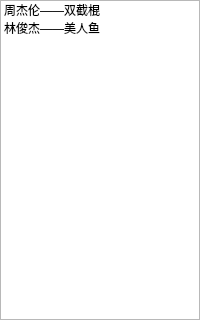
This is playlistwidget.ui in suhuamo/huahua-player as Qt 5 draws it before an edit. The edited form follows.
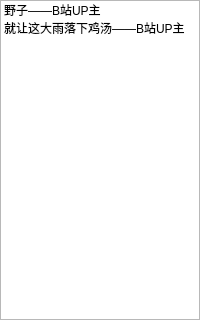
This is the edited form.

```diff
--- a/playlistwidget.ui
+++ b/playlistwidget.ui
@@ -33,12 +33,12 @@
     <widget class="QListWidget" name="listWidget">
      <item>
       <property name="text">
-       <string>周杰伦——双截棍</string>
+       <string>野子——B站UP主</string>
       </property>
      </item>
      <item>
       <property name="text">
-       <string>林俊杰——美人鱼</string>
+       <string>就让这大雨落下鸡汤——B站UP主</string>
       </property>
      </item>
     </widget>
```
